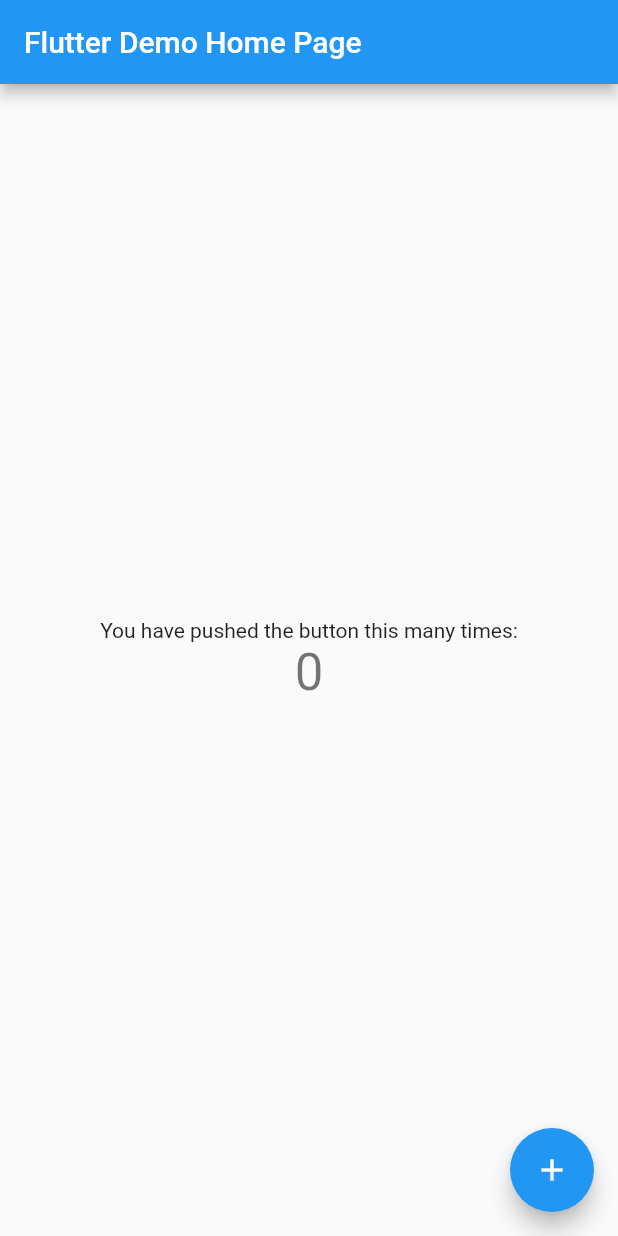
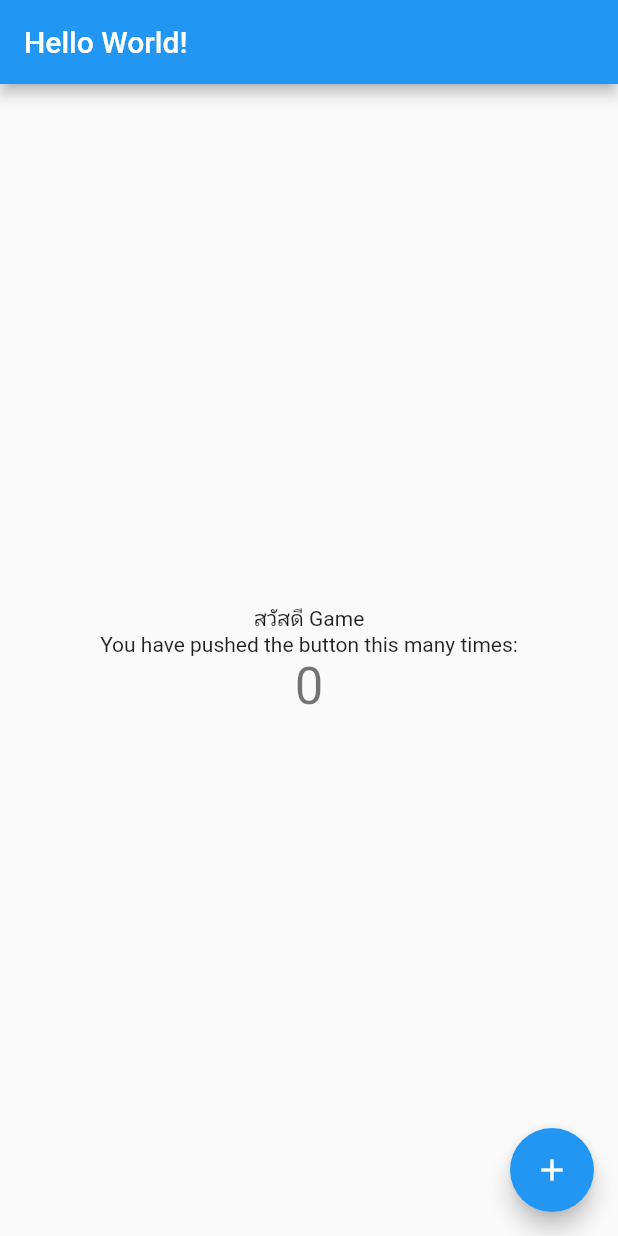
Before and after one commit to CKitisak/learn_flutter, a Flutter app: the screen it shows after launch, on a phone screen of 412 x 824 dp. Run offline on Flutter 3.47's test engine with Material 2 defaults, Android fonts, the phone set to English and light mode, and no system bars; generated files the repository leaves out were written again.

```diff
--- /dev/null
+++ b/l10n.yaml
@@ -0,0 +1,3 @@
+arb-dir: lib/l10n
+template-arb-file: app_en.arb
+output-localization-file: app_localizations.dart
--- /dev/null
+++ b/lib/l10n/app_en.arb
@@ -0,0 +1,20 @@
+{
+  "@@locale": "en",
+
+  "helloWorld": "Hello World!",
+  "@helloWorld": {
+    "description": "The conventional newborn programmer greeting"
+  },
+
+  "hello": "Hello {userName}",
+  "@hello": {
+    "description": "A message with a single parameter",
+    "placeholders": {
+      "userName": {
+        "type": "String",
+        "example": "Bob"
+      }
+    }
+  }
+
+}
--- /dev/null
+++ b/lib/l10n/app_th.arb
@@ -0,0 +1,6 @@
+{
+  "@@locale": "th",
+
+  "helloWorld": "สวัสดีชาวโลก!",
+  "hello": "สวัสดี {userName}"
+}
--- a/lib/main.dart
+++ b/lib/main.dart
@@ -1,4 +1,6 @@
 import 'package:flutter/material.dart';
+import 'package:flutter_localizations/flutter_localizations.dart';
+import 'package:flutter_gen/gen_l10n/app_localizations.dart'; // Add this line
 
 void main() {
   runApp(MyApp());
@@ -9,6 +11,25 @@ class MyApp extends StatelessWidget {
   @override
   Widget build(BuildContext context) {
     return MaterialApp(
+      // Add the `localizationsDelegate` and `supportedLocales` lines.
+      localizationsDelegates: AppLocalizations.localizationsDelegates,
+      supportedLocales: AppLocalizations.supportedLocales,
+
+      // localizationsDelegates: [
+      //   // ... app-specific localization delegate[s] here
+      //   GlobalMaterialLocalizations.delegate,
+      //   GlobalWidgetsLocalizations.delegate,
+      //   GlobalCupertinoLocalizations.delegate,
+      // ],
+      // supportedLocales: [
+      //   const Locale('en', ''), // English, no country code
+      //   const Locale('ar', ''), // Arabic, no country code
+      //   const Locale('th', ''), // Thai, no country code
+      //   const Locale.fromSubtags(
+      //       languageCode: 'zh'), // Chinese *See Advanced Locales below*
+      //   // ... other locales the app supports
+      // ],
+
       title: 'Flutter Demo',
       theme: ThemeData(
         // This is the theme of your application.
@@ -75,7 +96,7 @@ class _MyHomePageState extends State<MyHomePage> {
       appBar: AppBar(
         // Here we take the value from the MyHomePage object that was created by
         // the App.build method, and use it to set our appbar title.
-        title: Text(widget.title),
+        title: Text(AppLocalizations.of(context).helloWorld),
       ),
       body: Center(
         // Center is a layout widget. It takes a single child and positions it
@@ -97,6 +118,14 @@ class _MyHomePageState extends State<MyHomePage> {
           // horizontal).
           mainAxisAlignment: MainAxisAlignment.center,
           children: <Widget>[
+            Localizations.override(
+              context: context,
+              locale: const Locale('th'),
+              // Using a Builder here to get the correct BuildContext.
+              child: Builder(builder: (BuildContext context) {
+                return Text(AppLocalizations.of(context).hello('Game'));
+              }),
+            ),
             Text(
               'You have pushed the button this many times:',
             ),
```
Also changed, not shown: pubspec.yaml (+6 -1 lines), pubspec.lock.
